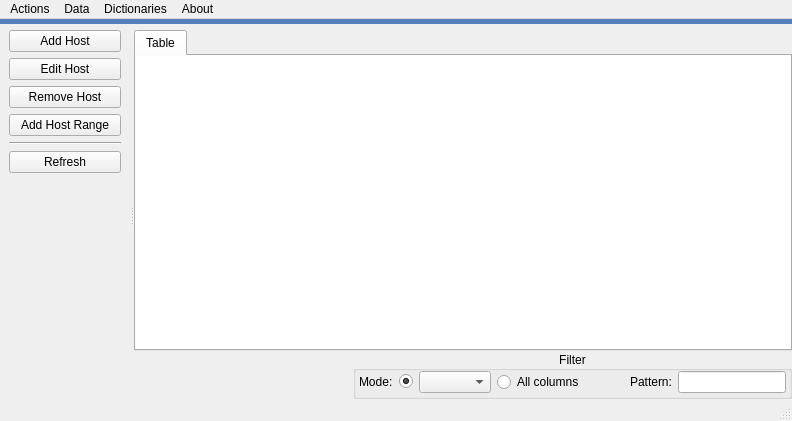
Above: gui/MainWindow.ui from c3pw/c3networks before the change. Below: the same form after it.
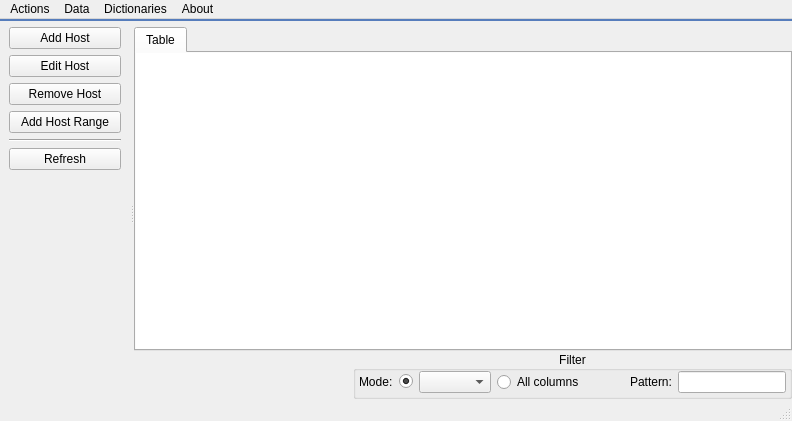
That is the form after the change.

What changed in the file:
```diff
--- a/gui/MainWindow.ui
+++ b/gui/MainWindow.ui
@@ -52,7 +52,7 @@
       <property name="minimumSize">
        <size>
         <width>0</width>
-        <height>5</height>
+        <height>2</height>
        </size>
       </property>
       <property name="styleSheet">
```
